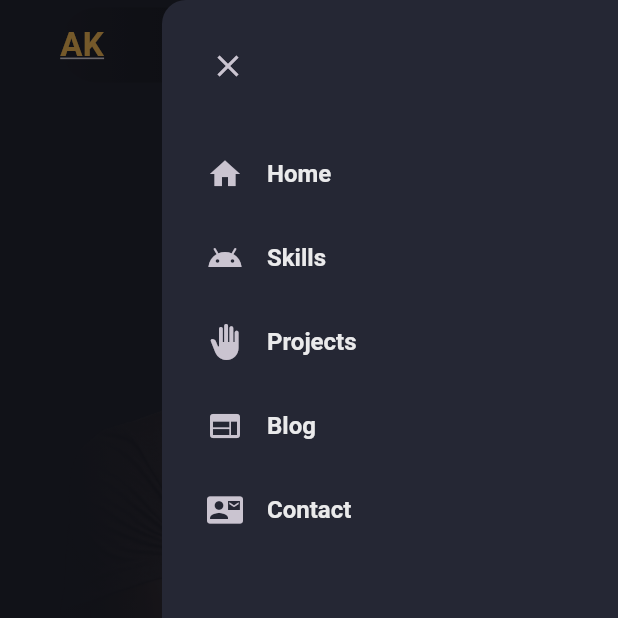
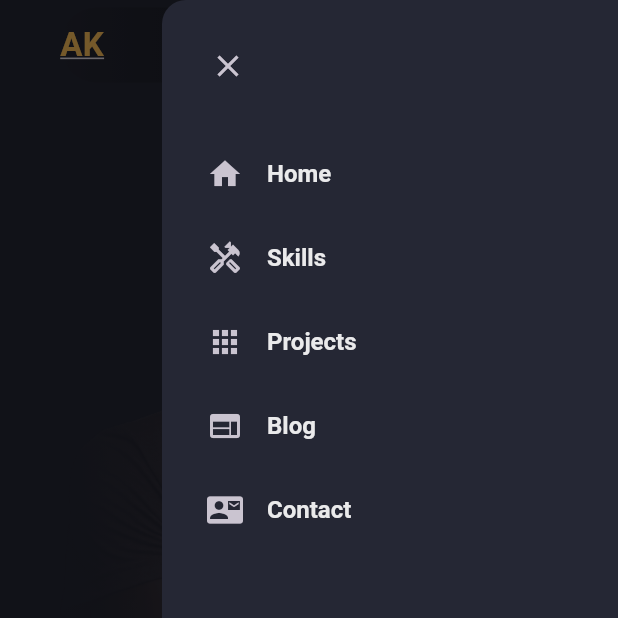
Before and after one commit to LakruwanKavinda/portfolio, a Flutter app: the screen it shows after launch, with the side drawer open, on a phone screen of 412 x 824 dp, the top half of it. Run offline on Flutter 3.47's test engine with Material 3 defaults, Android fonts, the phone set to English and light mode, and no system bars; missing offline and left inert: dart:html; statements that could not run were skipped.

Commit message:
update day 9.11

```diff
--- a/lib/constants/nav_items.dart
+++ b/lib/constants/nav_items.dart
@@ -10,8 +10,8 @@ List<String> navTitles = [
 
 List<IconData> navIcons = [
   Icons.home,
-  Icons.android_outlined,
-  Icons.back_hand,
+  Icons.handyman_outlined,
+  Icons.apps,
   Icons.web,
   Icons.quick_contacts_mail,
 ];
```
